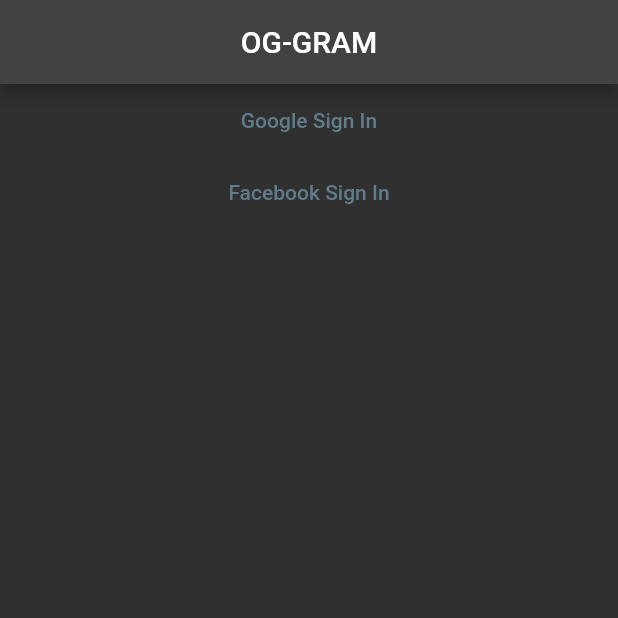
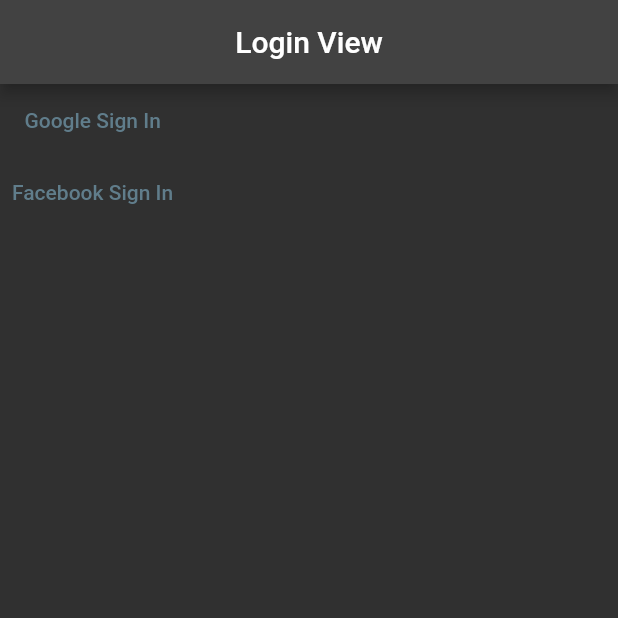
Before and after one commit to ImrulEmon/OG-GRAM, a Flutter app: the screen it shows after launch, after a tap on "Google Sign In", on a phone screen of 412 x 824 dp, the top half of it. Run offline on Flutter 3.47's test engine with Material 2 defaults, Android fonts, the phone set to English and light mode, and no system bars; our stand-ins replace cloud_firestore, firebase_auth, firebase_core, firebase_storage, google_sign_in, hooks_riverpod; missing offline and left inert: flutter_facebook_auth; accounts and stored records are empty.

Commit message:
gmail login works

```diff
--- a/lib/main.dart
+++ b/lib/main.dart
@@ -1,6 +1,10 @@
 import 'package:flutter/material.dart';
 import 'package:firebase_core/firebase_core.dart';
+import 'package:hooks_riverpod/hooks_riverpod.dart';
 import 'package:og_gram/state/auth/backend/authenticator.dart';
+import 'package:og_gram/state/auth/models/auth_result.dart';
+import 'package:og_gram/state/auth/providers/auth_state_provider.dart';
+// import 'package:og_gram/state/auth/providers/is_logged_in_provider.dart';
 import 'firebase_options.dart';
 
 import 'dart:developer' as devtools show log;
@@ -14,7 +18,11 @@
   await Firebase.initializeApp(
     options: DefaultFirebaseOptions.currentPlatform,
   );
-  runApp(const MyApp());
+  runApp(
+    const ProviderScope(
+      child: MyApp(),
+    ),
+  );
 }
 
 class MyApp extends StatelessWidget {
@@ -35,45 +43,77 @@
         primarySwatch: Colors.blue,
       ),
       themeMode: ThemeMode.dark,
-      home: const HomePage(),
+      home: Consumer(
+        builder: (context, ref, child) {
+          final isLoggedIn =
+              ref.watch(authStateProvider).result == AuthResult.success;
+          if (isLoggedIn) {
+            return const MainView();
+          } else {
+            return const LoginView();
+          }
+        },
+      ),
     );
   }
 }
 
-class HomePage extends StatelessWidget {
-  const HomePage({super.key});
+// When you are already logged in
+class MainView extends StatelessWidget {
+  const MainView({super.key});
 
   @override
   Widget build(BuildContext context) {
     return Scaffold(
       appBar: AppBar(
         centerTitle: true,
-        title: const Text('OG-GRAM'),
+        title: const Text('Main View'),
       ),
       body: Center(
-        child: Column(
+        child: Consumer(
+          builder: (context, ref, child) {
+            return TextButton(
+              onPressed: () async {
+                await ref.read(authStateProvider.notifier).logOut();
+              },
+              child: const Text('Logout'),
+            );
+          },
+        ),
+      ),
+    );
+  }
+}
+
+// When you are not logged in
+class LoginView extends ConsumerWidget {
+  const LoginView({
+    Key? key,
+  }) : super(key: key);
+
+  @override
+  Widget build(BuildContext context, WidgetRef ref) {
+    return Scaffold(
+      appBar: AppBar(
+        centerTitle: true,
+        title: const Text('Login View'),
+      ),
+      body: Column(
         children: [
           TextButton(
-              onPressed: () async {
-                final result = await Authenticator().loginWithGoogle();
-                result.log();
-              },
+            onPressed: ref.read(authStateProvider.notifier).loginWithGoogle,
             child: const Text(
               'Google Sign In',
             ),
           ),
           TextButton(
-              onPressed: () async {
-                final result = await Authenticator().loginWithFacebook();
-                result.log();
-              },
+            onPressed: ref.read(authStateProvider.notifier).loginWithFacebook,
             child: const Text(
               'Facebook Sign In',
             ),
           ),
         ],
       ),
-      ),
     );
   }
 }
```
Lines whose indentation alone changed are shown as unchanged.
